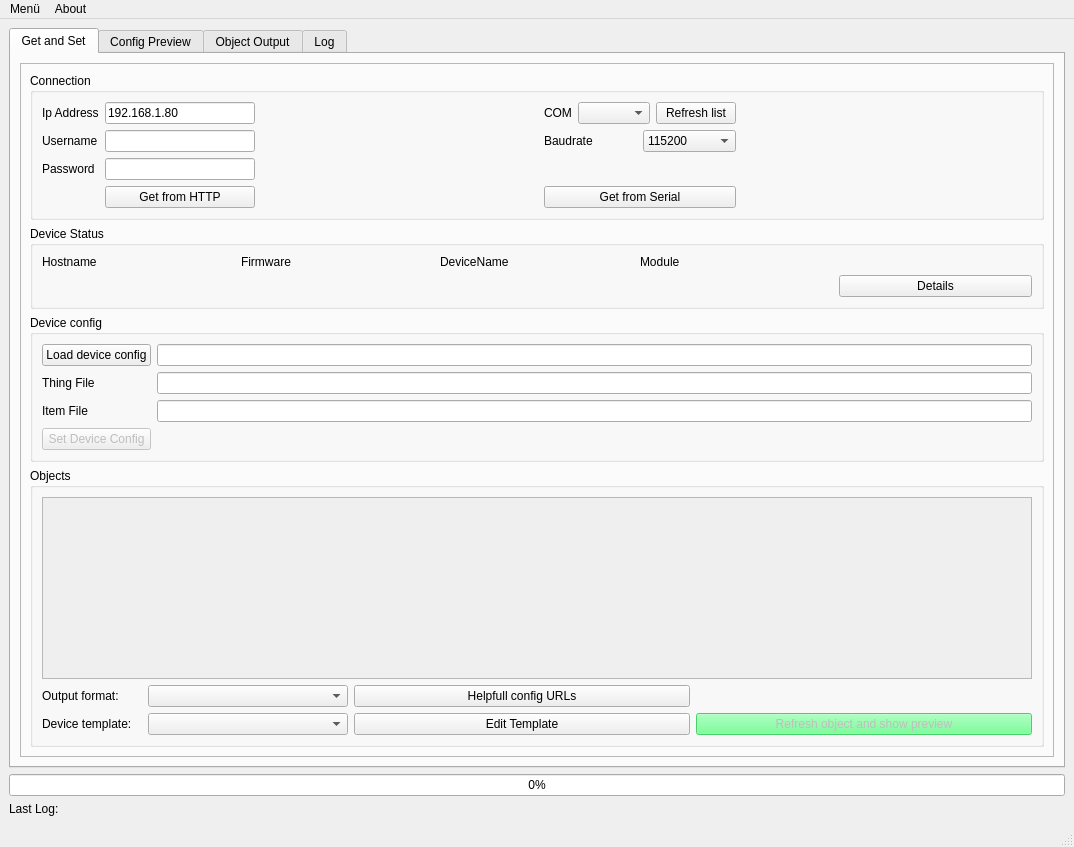
Qt form tasmohabUI.ui (Gifford47/tasmohab) before a commit.
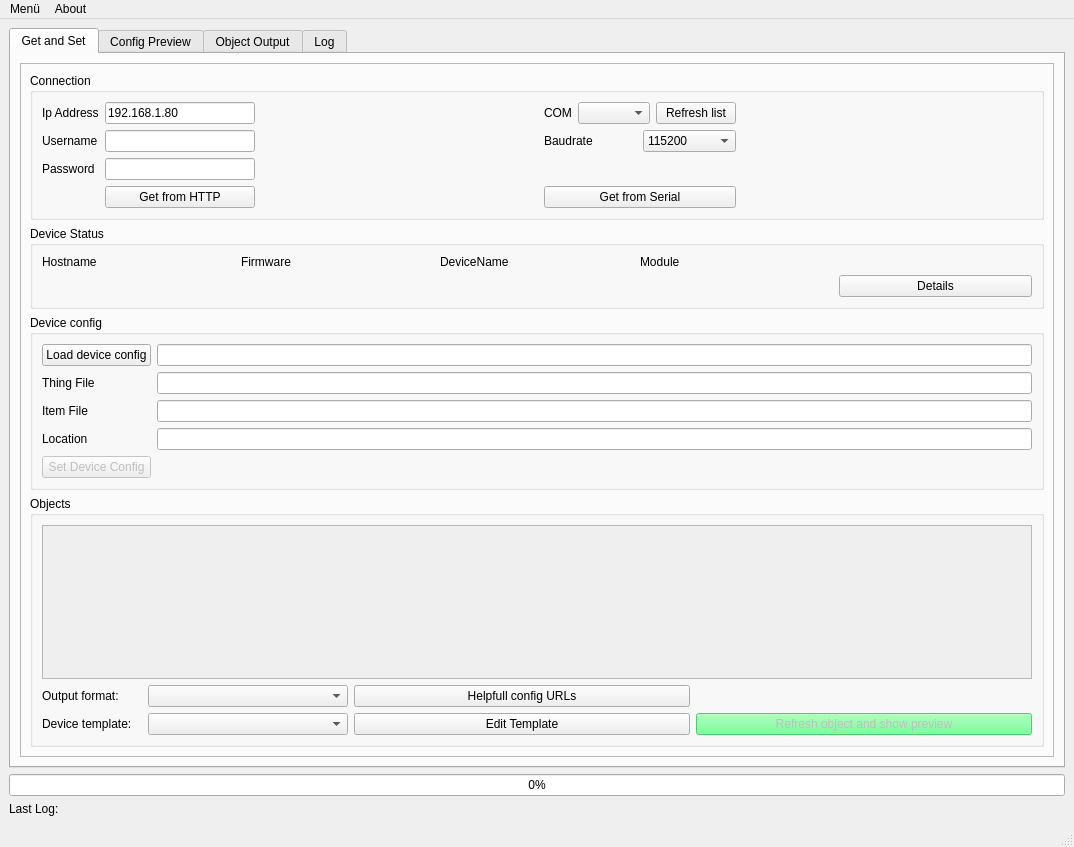
The same form after that commit. Icons and pictures are not drawn.

Commit message: - added 'location' textfield for Group item

```diff
--- a/tasmohabUI.ui
+++ b/tasmohabUI.ui
@@ -325,14 +325,7 @@
                 <item row="2" column="1">
                  <widget class="QLineEdit" name="txt_item_file"/>
                 </item>
-                <item row="2" column="0">
-                 <widget class="QLabel" name="lbl_item_file">
-                  <property name="text">
-                   <string>Item File</string>
-                  </property>
-                 </widget>
-                </item>
-                <item row="3" column="0">
+                <item row="4" column="0">
                  <widget class="QPushButton" name="btn_set_dev_conf">
                   <property name="enabled">
                    <bool>false</bool>
@@ -342,6 +335,23 @@
                   </property>
                  </widget>
                 </item>
+                <item row="2" column="0">
+                 <widget class="QLabel" name="lbl_item_file">
+                  <property name="text">
+                   <string>Item File</string>
+                  </property>
+                 </widget>
+                </item>
+                <item row="3" column="0">
+                 <widget class="QLabel" name="lbl_location">
+                  <property name="text">
+                   <string>Location</string>
+                  </property>
+                 </widget>
+                </item>
+                <item row="3" column="1">
+                 <widget class="QLineEdit" name="txt_location"/>
+                </item>
                </layout>
               </item>
              </layout>
@@ -365,8 +375,8 @@
                     <rect>
                      <x>0</x>
                      <y>0</y>
-                     <width>988</width>
-                     <height>185</height>
+                     <width>1012</width>
+                     <height>295</height>
                     </rect>
                    </property>
                    <layout class="QGridLayout" name="gridLayout_17"/>
```
Left out of the diff: 12 changed lines with no effect on the pictures. The commit also changes 1 other file.
